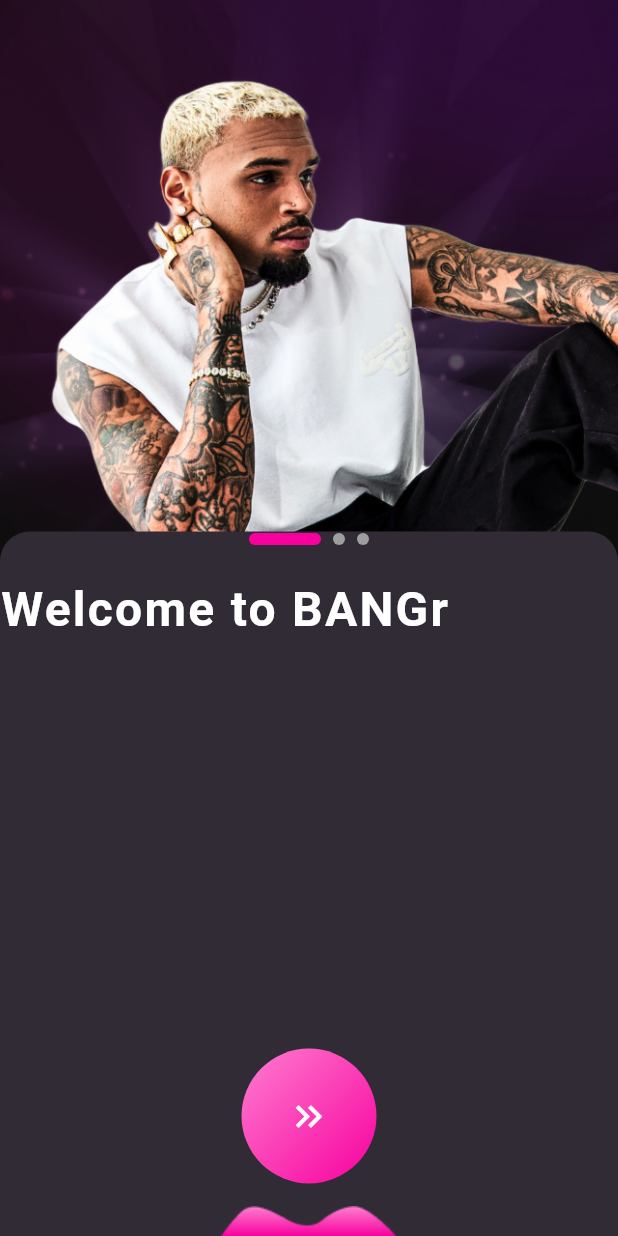
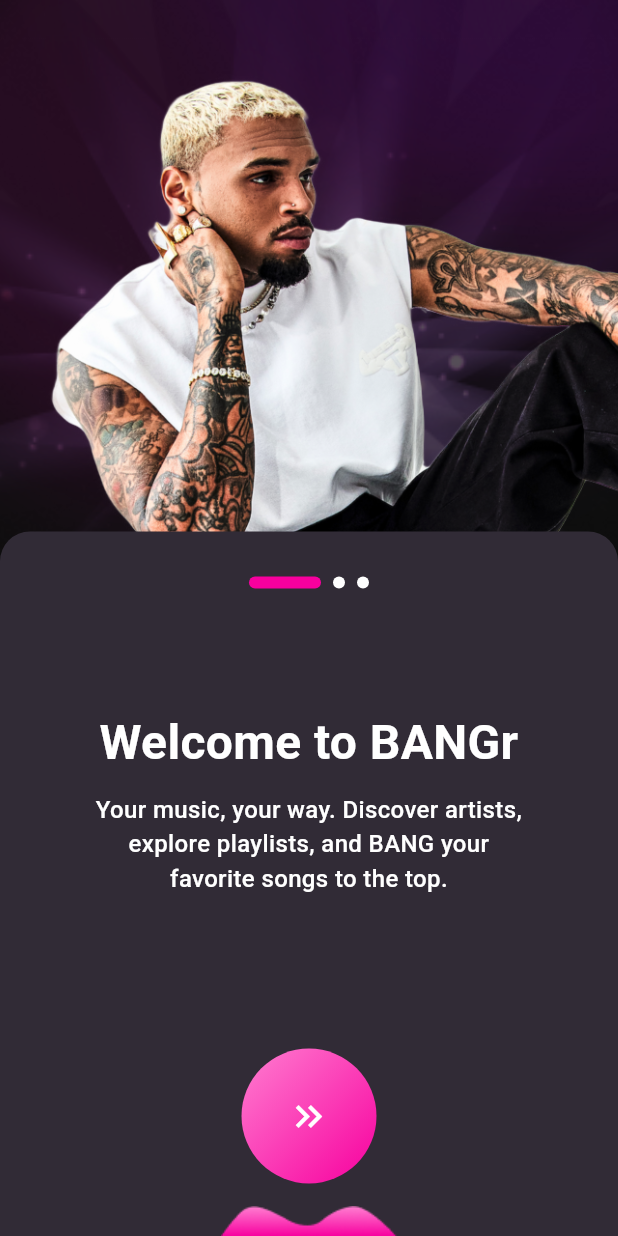
Before and after one commit to sparktech-agency/music-streaming-app, a Flutter app: the screen it shows after launch, on a phone screen of 412 x 824 dp. Run offline on Flutter 3.47's test engine with Material 3 defaults, Android fonts, the phone set to English and light mode, and no system bars; drawn by our look-alikes of smooth_page_indicator; our stand-ins replace get.

Commit message:
onboarding done

```diff
--- a/lib/features/onboarding_screen/widgets/onboarding_bottom.dart
+++ b/lib/features/onboarding_screen/widgets/onboarding_bottom.dart
@@ -1,18 +1,20 @@
 import 'package:flutter/material.dart';
 import 'package:music_streaming_app/config/app_colors.dart';
+import 'package:music_streaming_app/features/onboarding_screen/controller/onboarding_controller.dart';
+import 'package:music_streaming_app/features/onboarding_screen/widgets/onboarding_text.dart';
 import 'package:smooth_page_indicator/smooth_page_indicator.dart';
+import 'package:get/get.dart';
 
 class OnboardingBottomContent extends StatelessWidget {
 
   const OnboardingBottomContent({
     super.key,
-
   });
 
   @override
   Widget build(BuildContext context) {
     final screenSize = MediaQuery.sizeOf(context);
-    final PageController pageController = PageController();
+    final OnboardingController controller = Get.put(OnboardingController());
 
 
     return Positioned(
@@ -32,12 +34,13 @@ class OnboardingBottomContent extends StatelessWidget {
           child: Column(
             mainAxisAlignment: MainAxisAlignment.spaceBetween,
             children: [
-                  const SizedBox(height: 1),
+                  const SizedBox(height: 30),
                   SmoothPageIndicator(
-                  controller: pageController,
+                  controller: controller.textPageController,
                   count: 3,
 
                   effect: ExpandingDotsEffect(
+                    dotColor: Colors.white,
                     dotHeight: 8,
                     dotWidth: 8,
                     activeDotColor: AppColors.primaryColor,
@@ -47,38 +50,16 @@ class OnboardingBottomContent extends StatelessWidget {
                 ),
 
 
-              const SizedBox(height: 20),
+              const SizedBox(height: 80),
 
               Expanded(
                 child: PageView(
+                  controller: controller.textPageController,
+                  onPageChanged: controller.updatePageIndicator,
                   children: [
-
-
-                          Text(
-                            'Welcome to BANGr',
-                            style: const TextStyle(
-                              fontSize: 32,
-                              fontWeight: FontWeight.bold,
-                              color: Colors.white,
-                              letterSpacing: 1.5,
-                            ),
-                          ),
-
-
-
-                          Text(
-                            'Your music, your way. Discover artists, explore playlists, and BANG your favorite songs to the top.',
-                            textAlign: TextAlign.center,
-                            style: const TextStyle(
-                              fontSize: 16,
-                              color: Colors.white,
-                              fontWeight: FontWeight.w400,
-                              height: 1.5,
-                            ),
-                          ),
-
-
-
+                    OnboardingText(titleText: 'Welcome to BANGr', detailsText: 'Your music, your way. Discover artists,\nexplore playlists, and BANG your\nfavorite songs to the top.'),
+                    OnboardingText(titleText: 'Discover Artists that Hit Different', detailsText: 'Explore music from your favorite\nartists and uncover new talent\nevery day'),
+                    OnboardingText(titleText: 'BANG Your Favorite Songs', detailsText: 'Tap the BANG button to boost\nsongs on the charts and see the “b”\nlogo animation.'),
                   ],
                 ),
               ),
@@ -95,9 +76,7 @@ class OnboardingBottomContent extends StatelessWidget {
                       shape: BoxShape.circle,
                     ),
                     child: GestureDetector(
-                      onTap: (){
-
-                      },
+                      onTap: ()=> controller.nextPage(),
                       child: const Icon(
                         Icons.keyboard_double_arrow_right_outlined,
                         color: Colors.white,
--- /dev/null
+++ b/lib/features/onboarding_screen/widgets/onboarding_text.dart
@@ -0,0 +1,39 @@
+import 'package:flutter/material.dart';
+
+class OnboardingText extends StatelessWidget {
+  final String titleText;
+  final String detailsText;
+
+  const OnboardingText({super.key, required this.titleText, required this.detailsText});
+
+  @override
+  Widget build(BuildContext context) {
+    return Padding(
+      padding: const EdgeInsets.symmetric(horizontal: 20),
+      child: Column(
+
+        children: [
+          Text(
+            titleText,
+            textAlign: TextAlign.center,
+            style: const TextStyle(
+              fontSize: 32,
+              fontWeight: FontWeight.bold,
+              color: Colors.white,
+            ),
+          ),
+          const SizedBox(height: 10),
+        Text(
+          detailsText,
+          textAlign: TextAlign.center,
+          style: const TextStyle(
+            fontSize: 16,
+            color: Colors.white,
+            fontWeight: FontWeight.w500,
+          ),
+        )
+        ]
+      ),
+    );
+  }
+}
--- a/lib/features/onboarding_screen/widgets/onboarding_widget.dart
+++ b/lib/features/onboarding_screen/widgets/onboarding_widget.dart
@@ -1,7 +1,9 @@
 import 'package:flutter/material.dart';
+import 'package:music_streaming_app/features/onboarding_screen/controller/onboarding_controller.dart';
 import 'package:music_streaming_app/features/onboarding_screen/widgets/onboarding_bg.dart';
 import 'package:music_streaming_app/features/onboarding_screen/widgets/onboarding_bottom.dart';
 import 'package:music_streaming_app/features/onboarding_screen/widgets/onboarding_hero_image.dart';
+import 'package:get/get.dart';
 
 
 class OnboardingWidget extends StatelessWidget {
@@ -9,6 +11,7 @@ class OnboardingWidget extends StatelessWidget {
 
   @override
   Widget build(BuildContext context) {
+  final OnboardingController controller = Get.put(OnboardingController());
 
     return Scaffold(
       body: Stack(
@@ -16,6 +19,8 @@ class OnboardingWidget extends StatelessWidget {
           const OnboardingBg(),
 
           PageView(
+            controller: controller.imagePageController,
+            onPageChanged: controller.updatePageIndicator,
             children: [
               OnboardingHeroImage(imagePath: 'assets/images/onboarding_1.png', topValue: 100, leftValue: 90, scaleValue: 1.6),
               OnboardingHeroImage(imagePath: 'assets/images/onboarding_2.png', topValue: 90, leftValue: 30, scaleValue: 1.2),
```
Also changed, not shown: lib/features/onboarding_screen/controller/onboarding_controller.dart (added, +47 -0 lines), pubspec.yaml (+10 -6 lines), assets/app_fonts/Roboto-Bold.ttf (added), assets/app_fonts/Roboto-Medium.ttf (added), assets/app_fonts/Roboto-Regular.ttf (added), assets/app_fonts/Roboto-SemiBold.ttf (added).
